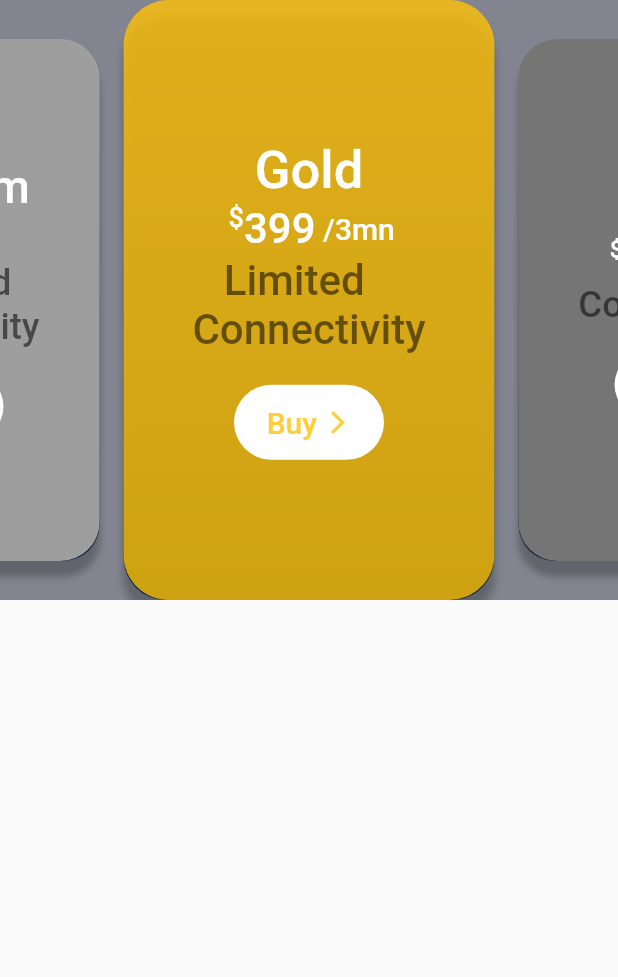
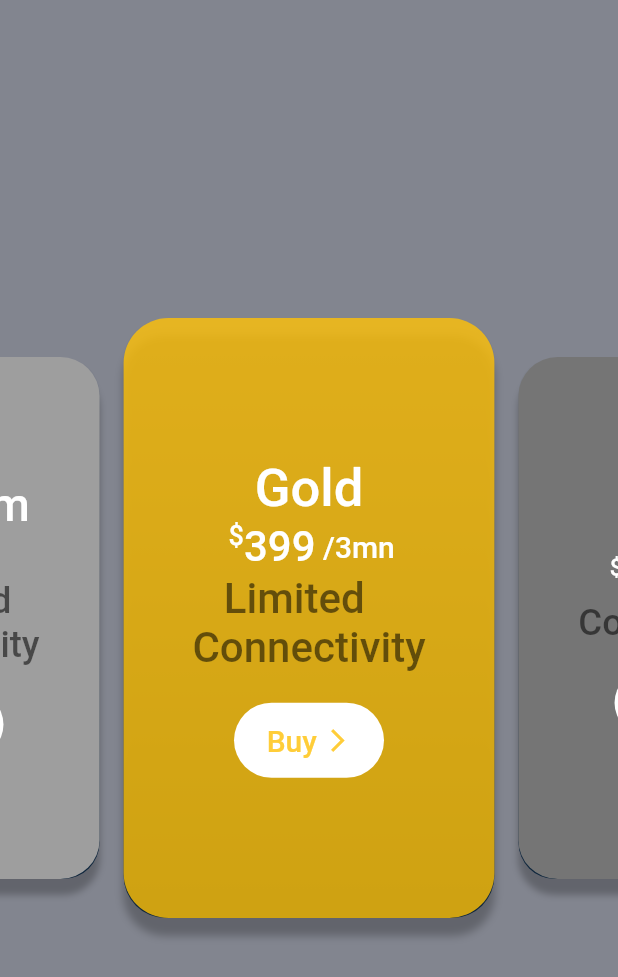
Before and after one commit to Murali-Learner/subscription_ui, a Flutter app: the Homepage screen opened directly, on a phone screen of 412 x 824 dp. Shown: the top 977 px of the screen. Run offline on Flutter 3.47's test engine with Material 2 defaults, Android fonts, the phone set to English and light mode, and no system bars; drawn by our look-alikes of carousel_slider; our stand-ins replace fluttertoast, google_fonts; Roboto replaces fonts that are missing (Acme, Eczar).

Commit message:
new commit

```diff
--- a/lib/features/home_page/screens/home_page.dart
+++ b/lib/features/home_page/screens/home_page.dart
@@ -16,8 +16,8 @@ class Homepage extends StatelessWidget {
   Widget build(BuildContext context) {
     return Scaffold(
       body: Container(
-        height: Get.height,
-        width: Get.width,
+        height: MediaQuery.of(context).size.height,
+        width: MediaQuery.of(context).size.width,
 
         color: const Color.fromRGBO(130, 133, 143, 1),
         // color: _color,
```
